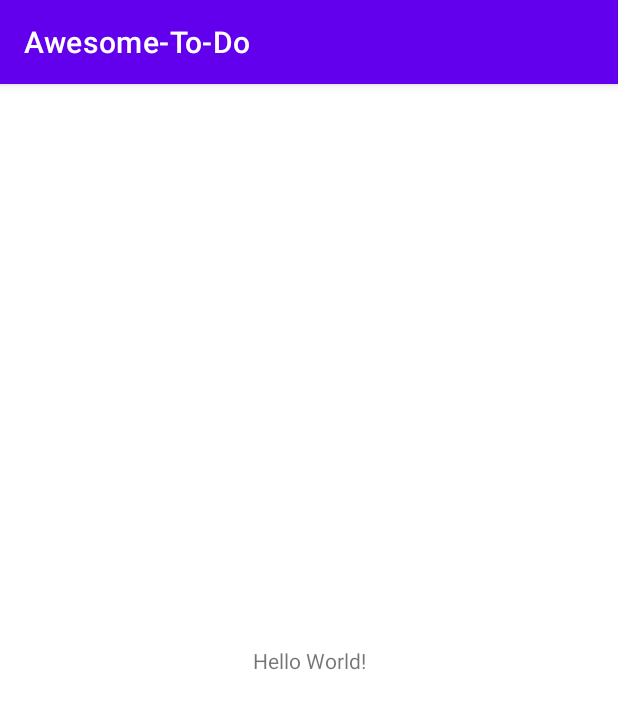
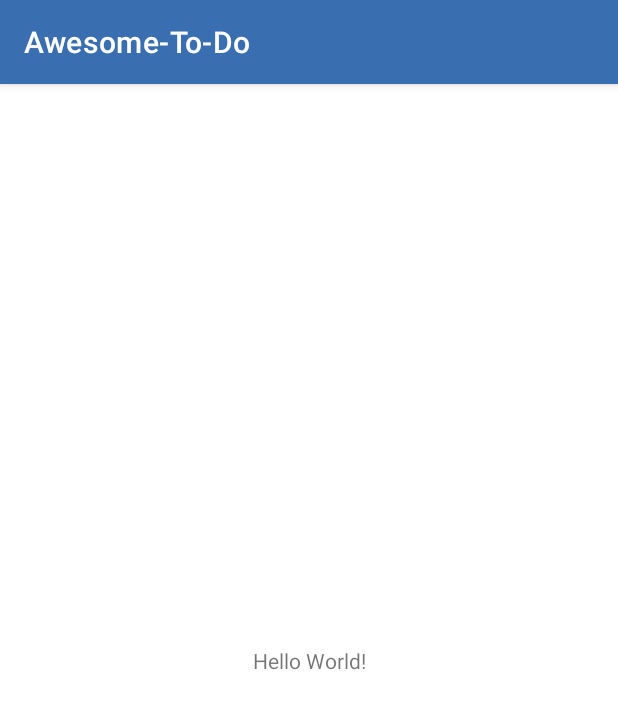
Before and after one commit to SO-SI-JI/Awesome-To-Do, an Android app: the screen it shows after launch (MainActivity), on a phone screen of 412 x 824 dp. Shown: the top 709 px of the screen. Run offline under Robolectric (Android 15) with nearby library versions, the phone set to English and light mode, and no system bars.

Commit message:
Update: #2 - colors.xml 수정

```diff
--- a/app/src/main/res/values/colors.xml
+++ b/app/src/main/res/values/colors.xml
@@ -1,9 +1,10 @@
 <?xml version="1.0" encoding="utf-8"?>
 <resources>
-    <color name="purple_200">#FFBB86FC</color>
-    <color name="purple_500">#FF6200EE</color>
-    <color name="purple_700">#FF3700B3</color>
-    <color name="teal_200">#FF03DAC5</color>
+    <color name="purple_200">#FFDADDFC</color>
+    <color name="purple_500">#FF396EB0</color>
+    <color name="transparent">#00000000</color>
+    <color name="purple_700">#FF2E4C6D</color>
+    <color name="done_btn">#FF6ECB63</color>
     <color name="teal_700">#FF018786</color>
     <color name="black">#FF000000</color>
     <color name="white">#FFFFFFFF</color>
```
